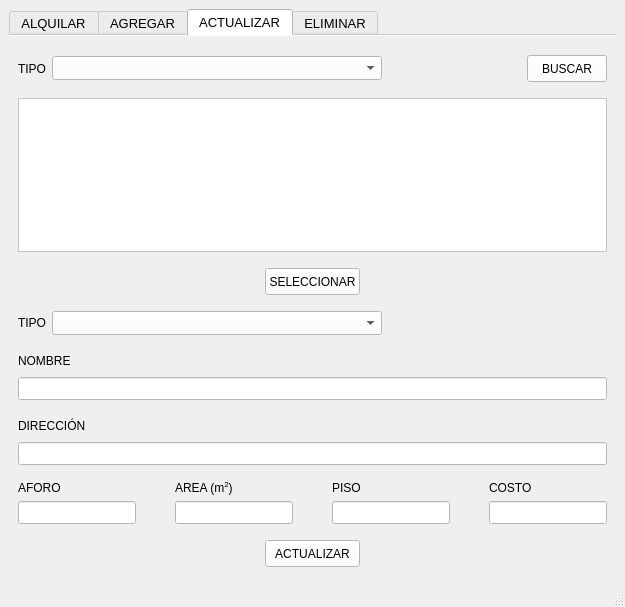
The window that mainwindow.ui (joisRomero/SistemaDeEventos) describes before a commit, drawn with Qt 5.
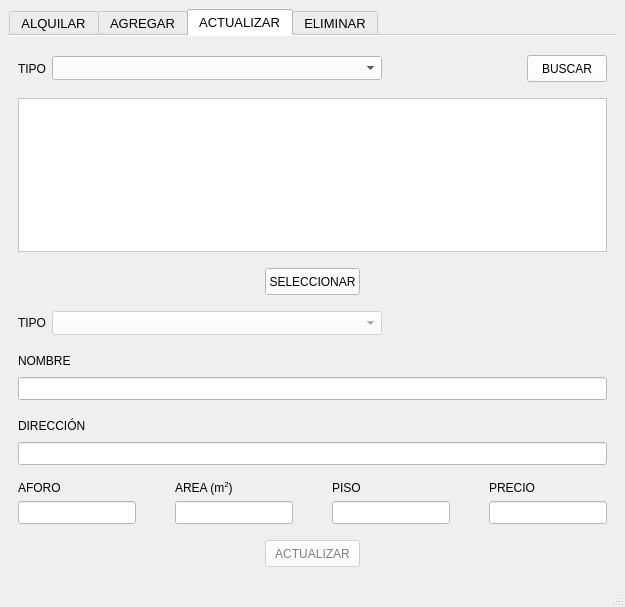
The same window after the commit. The open tabs and pages were chosen to show the change.

```diff
--- a/mainwindow.ui
+++ b/mainwindow.ui
@@ -1321,6 +1321,9 @@
           </item>
           <item>
            <widget class="QComboBox" name="tipoEventoActualizar">
+            <property name="enabled">
+             <bool>false</bool>
+            </property>
             <property name="minimumSize">
              <size>
               <width>330</width>
@@ -1572,7 +1575,7 @@
                </font>
               </property>
               <property name="text">
-               <string>COSTO</string>
+               <string>PRECIO</string>
               </property>
              </widget>
             </item>
@@ -1610,6 +1613,9 @@
           </item>
           <item>
            <widget class="QPushButton" name="btnActualizar">
+            <property name="enabled">
+             <bool>false</bool>
+            </property>
             <property name="minimumSize">
              <size>
               <width>95</width>
```
Left out of the diff: 20 changed lines with no effect on the pictures.
